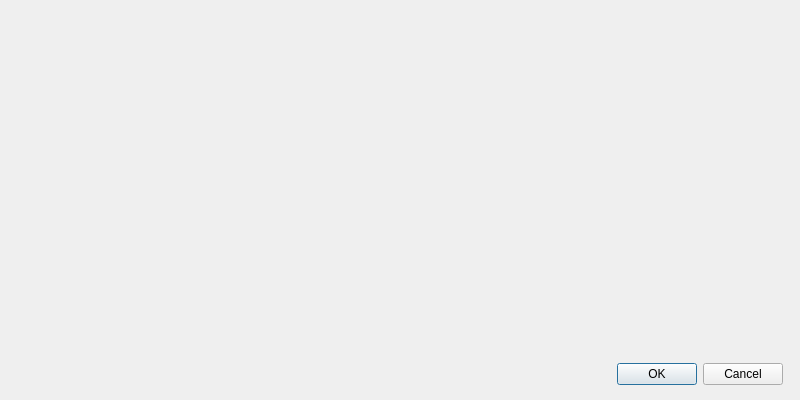
This is ui/calibrationdialog.ui in FH2019-lab/-- as Qt 5 draws it before an edit. The edited form follows.
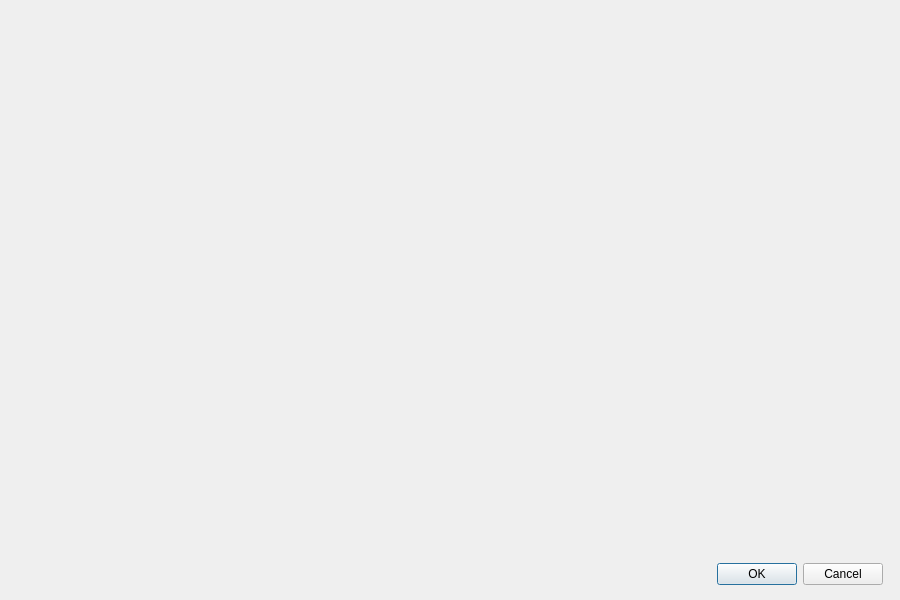
This is the edited form.

Diff of the .ui file:
```diff
--- a/ui/calibrationdialog.ui
+++ b/ui/calibrationdialog.ui
@@ -6,8 +6,8 @@
    <rect>
     <x>0</x>
     <y>0</y>
-    <width>800</width>
-    <height>400</height>
+    <width>900</width>
+    <height>600</height>
    </rect>
   </property>
   <property name="windowTitle">
@@ -16,8 +16,8 @@
   <widget class="QDialogButtonBox" name="buttonBox">
    <property name="geometry">
     <rect>
-     <x>590</x>
-     <y>360</y>
+     <x>690</x>
+     <y>560</y>
      <width>193</width>
      <height>28</height>
     </rect>
@@ -32,10 +32,10 @@
   <widget class="QLabel" name="label">
    <property name="geometry">
     <rect>
-     <x>11</x>
-     <y>11</y>
-     <width>778</width>
-     <height>343</height>
+     <x>60</x>
+     <y>100</y>
+     <width>780</width>
+     <height>360</height>
     </rect>
    </property>
    <property name="sizePolicy">
```
